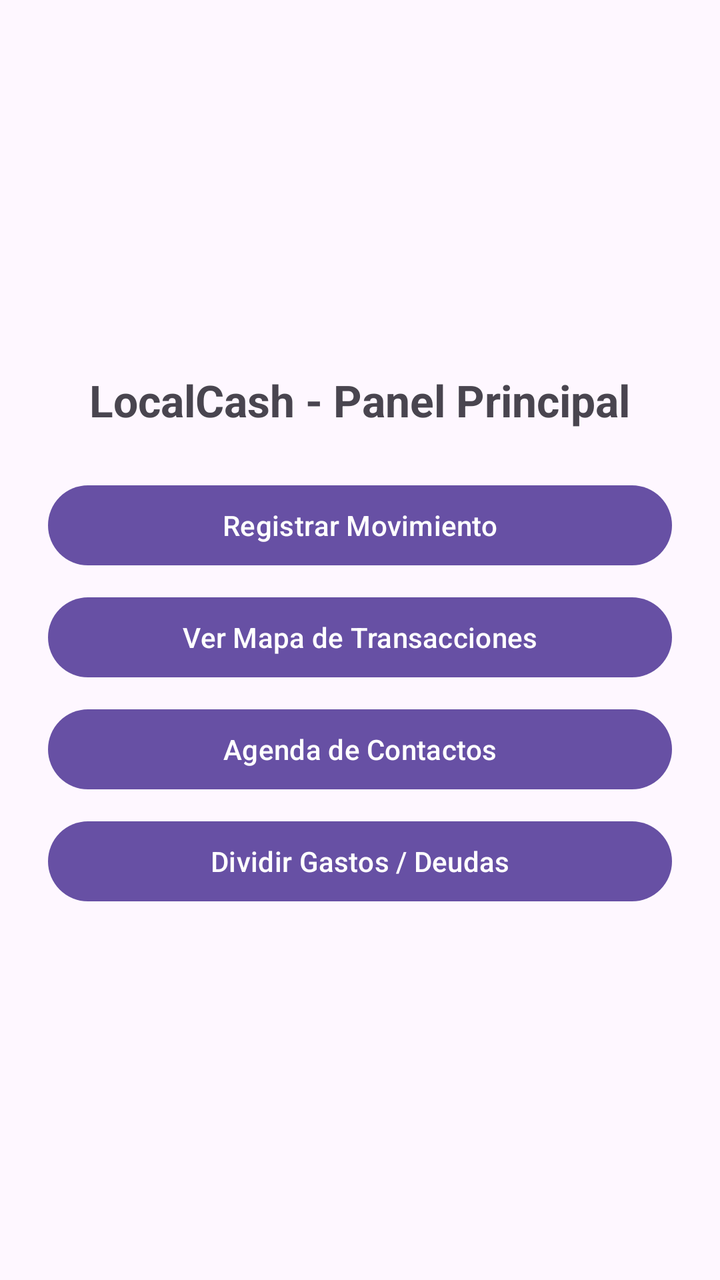
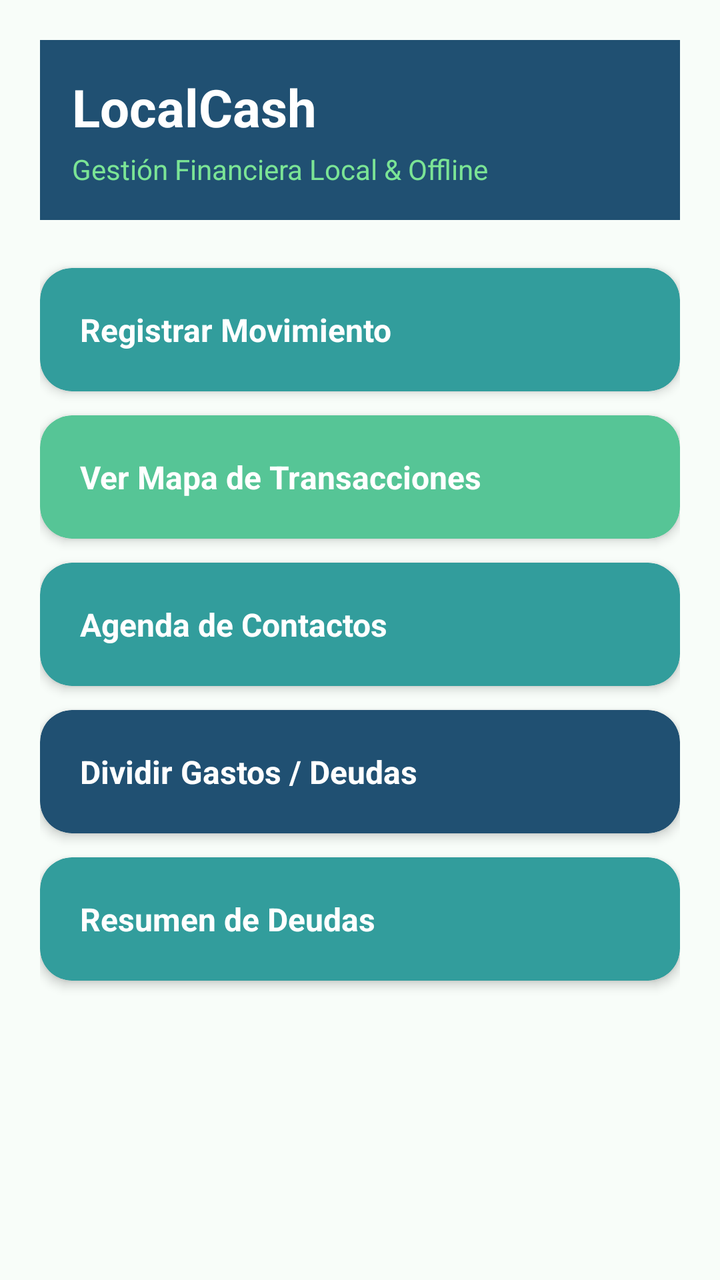

Before-and-after screenshots of an Android layout around one commit, followed by the original layout XML and the change that was made.
<!-- AndroidManifest.xml: application theme Theme.LocalCash -->
<!-- res/layout/activity_main.xml -->
<?xml version="1.0" encoding="utf-8"?>
<LinearLayout xmlns:android="http://schemas.android.com/apk/res/android"
    android:layout_width="match_parent"
    android:layout_height="match_parent"
    android:orientation="vertical"
    android:gravity="center"
    android:padding="24dp">

    <TextView
        android:layout_width="wrap_content"
        android:layout_height="wrap_content"
        android:text="LocalCash - Panel Principal"
        android:textSize="22sp"
        android:textStyle="bold"
        android:layout_marginBottom="24dp" />

    <Button
        android:id="@+id/btnNuevoMovimiento"
        android:layout_width="match_parent"
        android:layout_height="wrap_content"
        android:text="Registrar Movimiento"
        android:layout_marginBottom="8dp" />

    <Button
        android:id="@+id/btnVerMapa"
        android:layout_width="match_parent"
        android:layout_height="wrap_content"
        android:text="Ver Mapa de Transacciones"
        android:layout_marginBottom="8dp" />

    <Button
        android:id="@+id/btnContactos"
        android:layout_width="match_parent"
        android:layout_height="wrap_content"
        android:text="Agenda de Contactos"
        android:layout_marginBottom="8dp" />

    <Button
        android:id="@+id/btnGastosCompartidos"
        android:layout_width="match_parent"
        android:layout_height="wrap_content"
        android:text="Dividir Gastos / Deudas" />

</LinearLayout>
<!-- resources referenced by this layout -->
<resources>
  <style name="Theme.LocalCash" parent="Base.Theme.LocalCash" />
  <style name="Base.Theme.LocalCash" parent="Theme.Material3.DayNight.NoActionBar">
          
          
      </style>
</resources>

<!-- the commit's change to res/layout/activity_main.xml (unified diff, before → after) -->
@@ -1,44 +1,192 @@
 <?xml version="1.0" encoding="utf-8"?>
-<LinearLayout xmlns:android="http://schemas.android.com/apk/res/android"
+<ScrollView xmlns:android="http://schemas.android.com/apk/res/android"
+    xmlns:app="http://schemas.android.com/apk/res-auto"
     android:layout_width="match_parent"
     android:layout_height="match_parent"
-    android:orientation="vertical"
-    android:gravity="center"
-    android:padding="24dp">
+    android:background="@color/card_background"
+    android:fillViewport="true">
 
-    <TextView
-        android:layout_width="wrap_content"
-        android:layout_height="wrap_content"
-        android:text="LocalCash - Panel Principal"
-        android:textSize="22sp"
-        android:textStyle="bold"
-        android:layout_marginBottom="24dp" />
-
-    <Button
-        android:id="@+id/btnNuevoMovimiento"
+    <LinearLayout
         android:layout_width="match_parent"
         android:layout_height="wrap_content"
-        android:text="Registrar Movimiento"
-        android:layout_marginBottom="8dp" />
+        android:orientation="vertical"
+        android:padding="20dp">
 
-    <Button
-        android:id="@+id/btnVerMapa"
-        android:layout_width="match_parent"
-        android:layout_height="wrap_content"
-        android:text="Ver Mapa de Transacciones"
-        android:layout_marginBottom="8dp" />
+        
+        <LinearLayout
+            android:layout_width="match_parent"
+            android:layout_height="wrap_content"
+            android:orientation="vertical"
+            android:padding="16dp"
+            android:background="@color/primary"
+            android:layout_marginBottom="24dp">
 
-    <Button
-        android:id="@+id/btnContactos"
-        android:layout_width="match_parent"
-        android:layout_height="wrap_content"
-        android:text="Agenda de Contactos"
-        android:layout_marginBottom="8dp" />
+            <TextView
+                android:layout_width="wrap_content"
+                android:layout_height="wrap_content"
+                android:text="LocalCash"
+                android:textColor="@color/white"
+                android:textSize="26sp"
+                android:textStyle="bold" />
 
-    <Button
-        android:id="@+id/btnGastosCompartidos"
-        android:layout_width="match_parent"
-        android:layout_height="wrap_content"
-        android:text="Dividir Gastos / Deudas" />
+            <TextView
+                android:layout_width="wrap_content"
+                android:layout_height="wrap_content"
+                android:text="Gestión Financiera Local &amp; Offline"
+                android:textColor="@color/mint_light"
+                android:textSize="14sp"
+                android:layout_marginTop="4dp" />
+        </LinearLayout>
 
-</LinearLayout>
+        
+        <com.google.android.material.card.MaterialCardView
+            android:id="@+id/cardNuevoMovimiento"
+            android:layout_width="match_parent"
+            android:layout_height="wrap_content"
+            android:layout_marginBottom="12dp"
+            app:cardCornerRadius="16dp"
+            app:cardElevation="3dp"
+            app:cardBackgroundColor="@color/primary_variant"
+            android:clickable="true"
+            android:focusable="true">
+
+            <LinearLayout
+                android:layout_width="match_parent"
+                android:layout_height="wrap_content"
+                android:padding="20dp"
+                android:gravity="center_vertical"
+                android:orientation="horizontal">
+
+                <TextView
+                    android:layout_width="0dp"
+                    android:layout_height="wrap_content"
+                    android:layout_weight="1"
+                    android:text="Registrar Movimiento"
+                    android:textColor="@color/white"
+                    android:textSize="16sp"
+                    android:textStyle="bold" />
+            </LinearLayout>
+        </com.google.android.material.card.MaterialCardView>
+
+        
+        <com.google.android.material.card.MaterialCardView
+            android:id="@+id/cardVerMapa"
+            android:layout_width="match_parent"
+            android:layout_height="wrap_content"
+            android:layout_marginBottom="12dp"
+            app:cardCornerRadius="16dp"
+            app:cardElevation="3dp"
+            app:cardBackgroundColor="@color/accent"
+            android:clickable="true"
+            android:focusable="true">
+
+            <LinearLayout
+                android:layout_width="match_parent"
+                android:layout_height="wrap_content"
+                android:padding="20dp"
+                android:gravity="center_vertical"
+                android:orientation="horizontal">
+
+                <TextView
+                    android:layout_width="0dp"
+                    android:layout_height="wrap_content"
+                    android:layout_weight="1"
+                    android:text="Ver Mapa de Transacciones"
+                    android:textColor="@color/white"
+                    android:textSize="16sp"
+                    android:textStyle="bold" />
+            </LinearLayout>
+        </com.google.android.material.card.MaterialCardView>
+
+        
+        <com.google.android.material.card.MaterialCardView
+            android:id="@+id/cardContactos"
+            android:layout_width="match_parent"
+            android:layout_height="wrap_content"
+            android:layout_marginBottom="12dp"
+            app:cardCornerRadius="16dp"
+            app:cardElevation="3dp"
+            app:cardBackgroundColor="@color/primary_variant"
+            android:clickable="true"
+            android:focusable="true">
+
+            <LinearLayout
+                android:layout_width="match_parent"
+                android:layout_height="wrap_content"
+                android:padding="20dp"
+                android:gravity="center_vertical"
+                android:orientation="horizontal">
+
+                <TextView
+                    android:layout_width="0dp"
+                    android:layout_height="wrap_content"
+                    android:layout_weight="1"
+                    android:text="Agenda de Contactos"
+                    android:textColor="@color/white"
+                    android:textSize="16sp"
+                    android:textStyle="bold" />
+            </LinearLayout>
+        </com.google.android.material.card.MaterialCardView>
+
+        
+        <com.google.android.material.card.MaterialCardView
+            android:id="@+id/cardGastos"
+            android:layout_width="match_parent"
+            android:layout_height="wrap_content"
+            android:layout_marginBottom="12dp"
+            app:cardCornerRadius="16dp"
+            app:cardElevation="3dp"
+            app:cardBackgroundColor="@color/primary"
+            android:clickable="true"
+            android:focusable="true">
+
+            <LinearLayout
+                android:layout_width="match_parent"
+                android:layout_height="wrap_content"
+                android:padding="20dp"
+                android:gravity="center_vertical"
+                android:orientation="horizontal">
+
+                <TextView
+                    android:layout_width="0dp"
+                    android:layout_height="wrap_content"
+                    android:layout_weight="1"
+                    android:text="Dividir Gastos / Deudas"
+                    android:textColor="@color/white"
+                    android:textSize="16sp"
+                    android:textStyle="bold" />
+            </LinearLayout>
+        </com.google.android.material.card.MaterialCardView>
+
+        
+        <com.google.android.material.card.MaterialCardView
+            android:id="@+id/cardResumenDeudas"
+            android:layout_width="match_parent"
+            android:layout_height="wrap_content"
+            android:layout_marginBottom="12dp"
+            app:cardCornerRadius="16dp"
+            app:cardElevation="3dp"
+            app:cardBackgroundColor="@color/primary_variant"
+            android:clickable="true"
+            android:focusable="true">
+
+            <LinearLayout
+                android:layout_width="match_parent"
+                android:layout_height="wrap_content"
+                android:padding="20dp"
+                android:gravity="center_vertical"
+                android:orientation="horizontal">
+
+                <TextView
+                    android:layout_width="0dp"
+                    android:layout_height="wrap_content"
+                    android:layout_weight="1"
+                    android:text="Resumen de Deudas"
+                    android:textColor="@color/white"
+                    android:textSize="16sp"
+                    android:textStyle="bold" />
+            </LinearLayout>
+        </com.google.android.material.card.MaterialCardView>
+
+    </LinearLayout>
+</ScrollView>
<!-- resource entries referenced after the edit -->
@@ -1,9 +1,24 @@
 <!-- resources referenced by this layout -->
 <resources>
-  <style name="Theme.LocalCash" parent="Base.Theme.LocalCash" />
-  <style name="Base.Theme.LocalCash" parent="Theme.Material3.DayNight.NoActionBar">
+  <color name="accent">#56C596</color>
+  <color name="card_background">#F8FDF9</color>
+  <color name="mint_light">#7BE495</color>
+  <color name="primary">#205072</color>
+  <color name="primary_variant">#329D9C</color>
+  <color name="white">#FFFFFF</color>
+  <style name="Theme.LocalCash" parent="Theme.MaterialComponents.DayNight.NoActionBar">
           
+          <item name="colorPrimary">@color/primary</item>
+          <item name="colorPrimaryVariant">@color/primary_variant</item>
+          <item name="colorOnPrimary">@color/white</item>
+  
           
+          <item name="android:windowBackground">@color/card_background</item>
+          <item name="colorSecondary">@color/accent</item>
+          <item name="colorOnSecondary">@color/white</item>
+  
+          
+          <item name="android:statusBarColor">@color/primary</item>
       </style>
 </resources>
 
